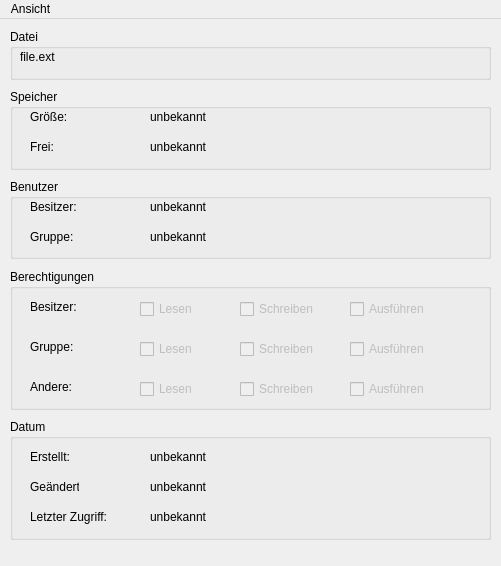
This is fileinfowindow.ui in striezel/qt-commander as Qt 5 draws it before an edit. The edited form follows.
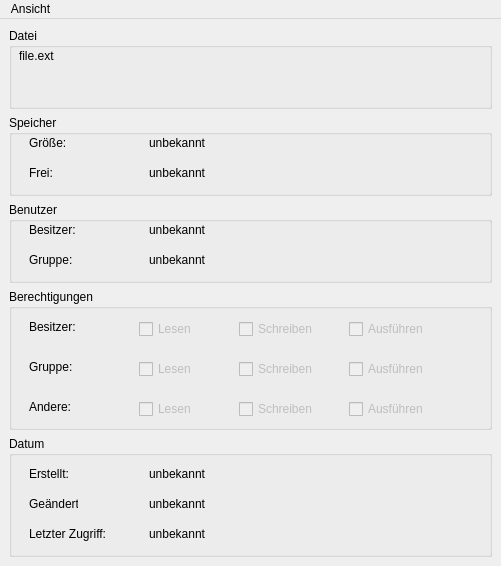
This is the edited form. Icons and pictures are not drawn.

Commit message:
add grid layout to FileInfoWindow
This also adds minimum sizes to widgets in FileInfoWindow. The
minimum sizes are the previous "normal" sizes in the non-layouted
version of the window.

Patch:
```diff
--- a/fileinfowindow.ui
+++ b/fileinfowindow.ui
@@ -17,14 +17,224 @@
    <iconset theme="document-properties"/>
   </property>
   <widget class="QWidget" name="centralwidget">
+   <layout class="QGridLayout" name="gridLayout">
+    <item row="0" column="0">
+     <widget class="QGroupBox" name="gbFile">
+      <property name="minimumSize">
+       <size>
+        <width>481</width>
+        <height>51</height>
+       </size>
+      </property>
+      <property name="title">
+       <string>Datei</string>
+      </property>
+      <widget class="QLabel" name="lblFileName">
+       <property name="geometry">
+        <rect>
+         <x>10</x>
+         <y>20</y>
+         <width>461</width>
+         <height>16</height>
+        </rect>
+       </property>
+       <property name="minimumSize">
+        <size>
+         <width>461</width>
+         <height>16</height>
+        </size>
+       </property>
+       <property name="text">
+        <string>file.ext</string>
+       </property>
+      </widget>
+     </widget>
+    </item>
+    <item row="1" column="0">
+     <widget class="QGroupBox" name="gbStorage">
+      <property name="minimumSize">
+       <size>
+        <width>481</width>
+        <height>81</height>
+       </size>
+      </property>
+      <property name="title">
+       <string>Speicher</string>
+      </property>
+      <widget class="QLabel" name="lblSize">
+       <property name="geometry">
+        <rect>
+         <x>20</x>
+         <y>20</y>
+         <width>49</width>
+         <height>16</height>
+        </rect>
+       </property>
+       <property name="minimumSize">
+        <size>
+         <width>49</width>
+         <height>16</height>
+        </size>
+       </property>
+       <property name="text">
+        <string>Größe:</string>
+       </property>
+      </widget>
+      <widget class="QLabel" name="lblSizeValue">
+       <property name="geometry">
+        <rect>
+         <x>140</x>
+         <y>20</y>
+         <width>331</width>
+         <height>16</height>
+        </rect>
+       </property>
+       <property name="minimumSize">
+        <size>
+         <width>331</width>
+         <height>16</height>
+        </size>
+       </property>
+       <property name="text">
+        <string>unbekannt</string>
+       </property>
+      </widget>
+      <widget class="QLabel" name="lblAvailable">
+       <property name="geometry">
+        <rect>
+         <x>20</x>
+         <y>50</y>
+         <width>49</width>
+         <height>16</height>
+        </rect>
+       </property>
+       <property name="minimumSize">
+        <size>
+         <width>49</width>
+         <height>16</height>
+        </size>
+       </property>
+       <property name="text">
+        <string>Frei:</string>
+       </property>
+      </widget>
+      <widget class="QLabel" name="lblAvailableValue">
+       <property name="geometry">
+        <rect>
+         <x>140</x>
+         <y>50</y>
+         <width>331</width>
+         <height>16</height>
+        </rect>
+       </property>
+       <property name="minimumSize">
+        <size>
+         <width>331</width>
+         <height>16</height>
+        </size>
+       </property>
+       <property name="text">
+        <string>unbekannt</string>
+       </property>
+      </widget>
+     </widget>
+    </item>
+    <item row="2" column="0">
+     <widget class="QGroupBox" name="gbOwnership">
+      <property name="minimumSize">
+       <size>
+        <width>481</width>
+        <height>80</height>
+       </size>
+      </property>
+      <property name="title">
+       <string>Benutzer</string>
+      </property>
+      <widget class="QLabel" name="lblFileOwner">
+       <property name="geometry">
+        <rect>
+         <x>20</x>
+         <y>20</y>
+         <width>49</width>
+         <height>16</height>
+        </rect>
+       </property>
+       <property name="minimumSize">
+        <size>
+         <width>49</width>
+         <height>16</height>
+        </size>
+       </property>
+       <property name="text">
+        <string>Besitzer:</string>
+       </property>
+      </widget>
+      <widget class="QLabel" name="lblOwnerValue">
+       <property name="geometry">
+        <rect>
+         <x>140</x>
+         <y>20</y>
+         <width>331</width>
+         <height>16</height>
+        </rect>
+       </property>
+       <property name="minimumSize">
+        <size>
+         <width>331</width>
+         <height>16</height>
+        </size>
+       </property>
+       <property name="text">
+        <string>unbekannt</string>
+       </property>
+      </widget>
+      <widget class="QLabel" name="lblFileGroup">
+       <property name="geometry">
+        <rect>
+         <x>20</x>
+         <y>50</y>
+         <width>49</width>
+         <height>16</height>
+        </rect>
+       </property>
+       <property name="minimumSize">
+        <size>
+         <width>49</width>
+         <height>16</height>
+        </size>
+       </property>
+       <property name="text">
+        <string>Gruppe:</string>
+       </property>
+      </widget>
+      <widget class="QLabel" name="lblGroupValue">
+       <property name="geometry">
+        <rect>
+         <x>140</x>
+         <y>50</y>
+         <width>331</width>
+         <height>16</height>
+        </rect>
+       </property>
+       <property name="minimumSize">
+        <size>
+         <width>331</width>
+         <height>16</height>
+        </size>
+       </property>
+       <property name="text">
+        <string>unbekannt</string>
+       </property>
+      </widget>
+     </widget>
+    </item>
+    <item row="3" column="0">
    <widget class="QGroupBox" name="gbPermissions">
-    <property name="geometry">
-     <rect>
-      <x>10</x>
-      <y>250</y>
+      <property name="minimumSize">
+       <size>
       <width>481</width>
       <height>141</height>
-     </rect>
+       </size>
     </property>
     <property name="title">
      <string>Berechtigungen</string>
@@ -38,6 +248,12 @@
        <height>16</height>
       </rect>
      </property>
+       <property name="minimumSize">
+        <size>
+         <width>49</width>
+         <height>16</height>
+        </size>
+       </property>
      <property name="text">
       <string>Besitzer:</string>
      </property>
@@ -54,6 +270,12 @@
        <height>20</height>
       </rect>
      </property>
+       <property name="minimumSize">
+        <size>
+         <width>75</width>
+         <height>20</height>
+        </size>
+       </property>
      <property name="text">
       <string>Lesen</string>
      </property>
@@ -70,6 +292,12 @@
        <height>20</height>
       </rect>
      </property>
+       <property name="minimumSize">
+        <size>
+         <width>75</width>
+         <height>20</height>
+        </size>
+       </property>
      <property name="text">
       <string>Schreiben</string>
      </property>
@@ -86,6 +314,12 @@
        <height>20</height>
       </rect>
      </property>
+       <property name="minimumSize">
+        <size>
+         <width>75</width>
+         <height>20</height>
+        </size>
+       </property>
      <property name="text">
       <string>Ausführen</string>
      </property>
@@ -99,6 +333,12 @@
        <height>16</height>
       </rect>
      </property>
+       <property name="minimumSize">
+        <size>
+         <width>49</width>
+         <height>16</height>
+        </size>
+       </property>
      <property name="text">
       <string>Gruppe:</string>
      </property>
@@ -112,6 +352,12 @@
        <height>16</height>
       </rect>
      </property>
+       <property name="minimumSize">
+        <size>
+         <width>49</width>
+         <height>16</height>
+        </size>
+       </property>
      <property name="text">
       <string>Andere:</string>
      </property>
@@ -128,6 +374,12 @@
        <height>20</height>
       </rect>
      </property>
+       <property name="minimumSize">
+        <size>
+         <width>75</width>
+         <height>20</height>
+        </size>
+       </property>
      <property name="text">
       <string>Lesen</string>
      </property>
@@ -144,6 +396,12 @@
        <height>20</height>
       </rect>
      </property>
+       <property name="minimumSize">
+        <size>
+         <width>75</width>
+         <height>20</height>
+        </size>
+       </property>
      <property name="text">
       <string>Schreiben</string>
      </property>
@@ -160,6 +418,12 @@
        <height>20</height>
       </rect>
      </property>
+       <property name="minimumSize">
+        <size>
+         <width>75</width>
+         <height>20</height>
+        </size>
+       </property>
      <property name="text">
       <string>Ausführen</string>
      </property>
@@ -176,6 +440,12 @@
        <height>20</height>
       </rect>
      </property>
+       <property name="minimumSize">
+        <size>
+         <width>75</width>
+         <height>20</height>
+        </size>
+       </property>
      <property name="text">
       <string>Lesen</string>
      </property>
@@ -192,6 +462,12 @@
        <height>20</height>
       </rect>
      </property>
+       <property name="minimumSize">
+        <size>
+         <width>75</width>
+         <height>20</height>
+        </size>
+       </property>
      <property name="text">
       <string>Schreiben</string>
      </property>
@@ -208,110 +484,25 @@
        <height>20</height>
       </rect>
      </property>
+       <property name="minimumSize">
+        <size>
+         <width>75</width>
+         <height>20</height>
+        </size>
+       </property>
      <property name="text">
       <string>Ausführen</string>
      </property>
     </widget>
    </widget>
-   <widget class="QGroupBox" name="gbFile">
-    <property name="geometry">
-     <rect>
-      <x>10</x>
-      <y>10</y>
-      <width>481</width>
-      <height>51</height>
-     </rect>
-    </property>
-    <property name="title">
-     <string>Datei</string>
-    </property>
-    <widget class="QLabel" name="lblFileName">
-     <property name="geometry">
-      <rect>
-       <x>10</x>
-       <y>20</y>
-       <width>461</width>
-       <height>16</height>
-      </rect>
-     </property>
-     <property name="text">
-      <string>file.ext</string>
-     </property>
-    </widget>
-   </widget>
-   <widget class="QGroupBox" name="gbOwnership">
-    <property name="geometry">
-     <rect>
-      <x>10</x>
-      <y>160</y>
-      <width>481</width>
-      <height>80</height>
-     </rect>
-    </property>
-    <property name="title">
-     <string>Benutzer</string>
-    </property>
-    <widget class="QLabel" name="lblFileOwner">
-     <property name="geometry">
-      <rect>
-       <x>20</x>
-       <y>20</y>
-       <width>49</width>
-       <height>16</height>
-      </rect>
-     </property>
-     <property name="text">
-      <string>Besitzer:</string>
-     </property>
-    </widget>
-    <widget class="QLabel" name="lblOwnerValue">
-     <property name="geometry">
-      <rect>
-       <x>140</x>
-       <y>20</y>
-       <width>331</width>
-       <height>16</height>
-      </rect>
-     </property>
-     <property name="text">
-      <string>unbekannt</string>
-     </property>
-    </widget>
-    <widget class="QLabel" name="lblFileGroup">
-     <property name="geometry">
-      <rect>
-       <x>20</x>
-       <y>50</y>
-       <width>49</width>
-       <height>16</height>
-      </rect>
-     </property>
-     <property name="text">
-      <string>Gruppe:</string>
-     </property>
-    </widget>
-    <widget class="QLabel" name="lblGroupValue">
-     <property name="geometry">
-      <rect>
-       <x>140</x>
-       <y>50</y>
-       <width>331</width>
-       <height>16</height>
-      </rect>
-     </property>
-     <property name="text">
-      <string>unbekannt</string>
-     </property>
-    </widget>
-   </widget>
+    </item>
+    <item row="4" column="0">
    <widget class="QGroupBox" name="gbDates">
-    <property name="geometry">
-     <rect>
-      <x>10</x>
-      <y>400</y>
+      <property name="minimumSize">
+       <size>
       <width>481</width>
       <height>121</height>
-     </rect>
+       </size>
     </property>
     <property name="title">
      <string>Datum</string>
@@ -325,6 +516,12 @@
        <height>16</height>
       </rect>
      </property>
+       <property name="minimumSize">
+        <size>
+         <width>49</width>
+         <height>16</height>
+        </size>
+       </property>
      <property name="text">
       <string>Erstellt:</string>
      </property>
@@ -338,6 +535,12 @@
        <height>16</height>
       </rect>
      </property>
+       <property name="minimumSize">
+        <size>
+         <width>331</width>
+         <height>16</height>
+        </size>
+       </property>
      <property name="text">
       <string>unbekannt</string>
      </property>
@@ -351,6 +554,12 @@
        <height>16</height>
       </rect>
      </property>
+       <property name="minimumSize">
+        <size>
+         <width>49</width>
+         <height>16</height>
+        </size>
+       </property>
      <property name="text">
       <string>Geändert:</string>
      </property>
@@ -364,6 +573,12 @@
        <height>16</height>
       </rect>
      </property>
+       <property name="minimumSize">
+        <size>
+         <width>331</width>
+         <height>16</height>
+        </size>
+       </property>
      <property name="text">
       <string>unbekannt</string>
      </property>
@@ -377,6 +592,12 @@
        <height>16</height>
       </rect>
      </property>
+       <property name="minimumSize">
+        <size>
+         <width>101</width>
+         <height>16</height>
+        </size>
+       </property>
      <property name="text">
       <string>Letzter Zugriff:</string>
      </property>
@@ -390,76 +611,19 @@
        <height>16</height>
       </rect>
      </property>
-     <property name="text">
-      <string>unbekannt</string>
-     </property>
-    </widget>
-   </widget>
-   <widget class="QGroupBox" name="gbStorage">
-    <property name="geometry">
-     <rect>
-      <x>10</x>
-      <y>70</y>
-      <width>481</width>
-      <height>81</height>
-     </rect>
-    </property>
-    <property name="title">
-     <string>Speicher</string>
-    </property>
-    <widget class="QLabel" name="lblSize">
-     <property name="geometry">
-      <rect>
-       <x>20</x>
-       <y>20</y>
-       <width>49</width>
-       <height>16</height>
-      </rect>
-     </property>
-     <property name="text">
-      <string>Größe:</string>
-     </property>
-    </widget>
-    <widget class="QLabel" name="lblSizeValue">
-     <property name="geometry">
-      <rect>
-       <x>140</x>
-       <y>20</y>
+       <property name="minimumSize">
+        <size>
        <width>331</width>
        <height>16</height>
-      </rect>
+        </size>
      </property>
      <property name="text">
       <string>unbekannt</string>
      </property>
     </widget>
-    <widget class="QLabel" name="lblAvailable">
-     <property name="geometry">
-      <rect>
-       <x>20</x>
-       <y>50</y>
-       <width>49</width>
-       <height>16</height>
-      </rect>
-     </property>
-     <property name="text">
-      <string>Frei:</string>
-     </property>
-    </widget>
-    <widget class="QLabel" name="lblAvailableValue">
-     <property name="geometry">
-      <rect>
-       <x>140</x>
-       <y>50</y>
-       <width>331</width>
-       <height>16</height>
-      </rect>
-     </property>
-     <property name="text">
-      <string>unbekannt</string>
-     </property>
-    </widget>
-   </widget>
+     </widget>
+    </item>
+   </layout>
   </widget>
   <widget class="QMenuBar" name="menubar">
    <property name="geometry">
```
Lines whose indentation alone changed are shown as unchanged.
